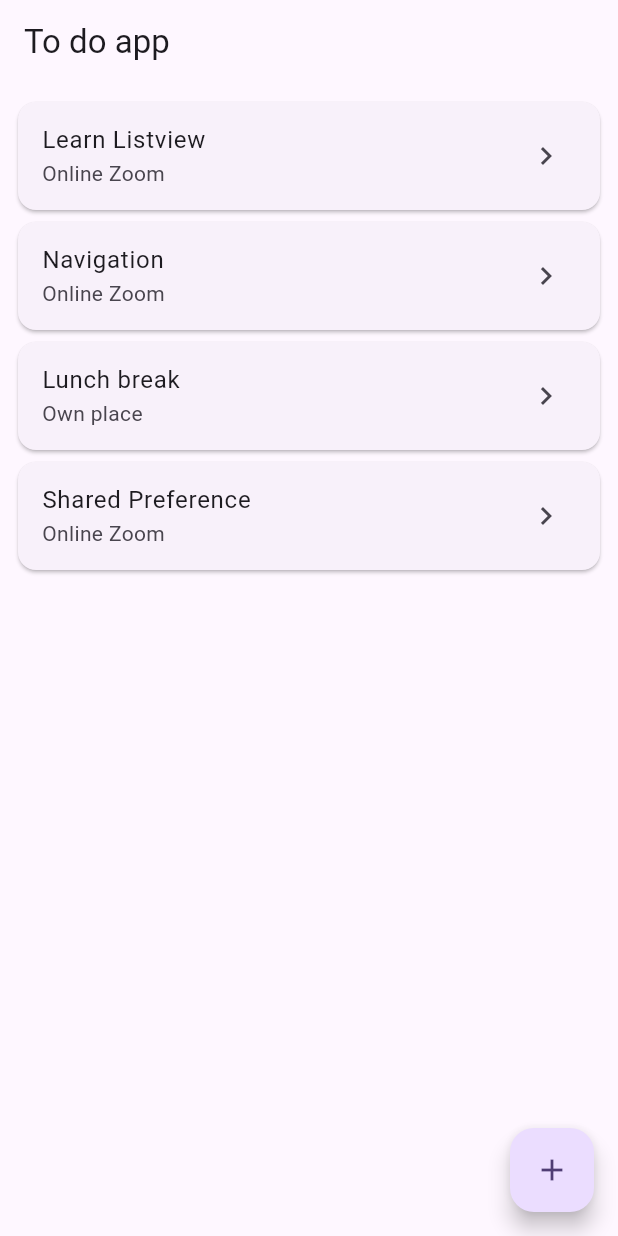
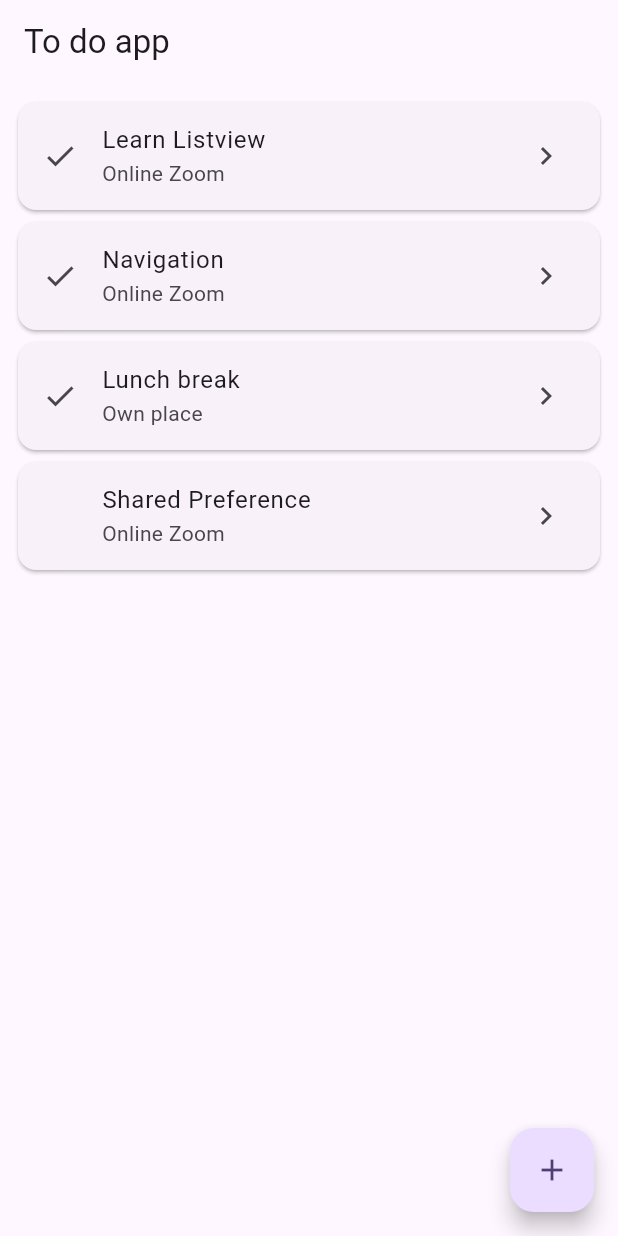
Before and after one commit to wanmuz86/todos_feb24, a Flutter app: the screen it shows after launch, on a phone screen of 412 x 824 dp. Run offline on Flutter 3.47's test engine with Material 3 defaults, Android fonts, the phone set to English and light mode, and no system bars.

Commit message:
add completed boolean in todo

```diff
--- a/lib/widgets/add.dart
+++ b/lib/widgets/add.dart
@@ -26,7 +26,8 @@ class AddPage extends StatelessWidget {
             var newItem = {
               "name":nameEditingController.text,
               "place":placeEditingContorller.text,
-              "description":descEditingController.text
+              "description":descEditingController.text,
+              "completed":false
             };
             // Return to previous page
             // 2) Pass the new item as second argument of navigator.pop
--- a/lib/widgets/detail.dart
+++ b/lib/widgets/detail.dart
@@ -2,7 +2,7 @@ import 'package:flutter/material.dart';
 
 class DetailPage extends StatelessWidget {
   // 1) Step 1 : Variable to store data from sender
-  Map<String,String> item;
+  Map<String,dynamic> item;
   int index;
 
   // 2) Create constructor with item is inside parameter
--- a/lib/widgets/home.dart
+++ b/lib/widgets/home.dart
@@ -11,26 +11,30 @@ class HomePage extends StatefulWidget {
 
 class _HomePageState extends State<HomePage> {
 
-  List<Map<String,String>> _todos = [
+  List<Map<String,dynamic>> _todos = [
     {
       "name":"Learn Listview",
       "place":"Online Zoom",
-      "description":"Listview, builder, Listtile, and Card"
+      "description":"Listview, builder, Listtile, and Card",
+      "completed":true
     },
     {
       "name":"Navigation",
       "place":"Online Zoom",
-      "description":"Basic navigation (push, pop), Pass data forward, pass data backward"
+      "description":"Basic navigation (push, pop), Pass data forward, pass data backward",
+      "completed":true
     },
     {
       "name":"Lunch break",
       "place":"Own place",
-      "description":"1h - 1h30 break depending on QnA"
+      "description":"1h - 1h30 break depending on QnA",
+      "completed":true
     },
     {
       "name":"Shared Preference",
       "place":"Online Zoom",
-      "description":"sharing and retrieving local data"
+      "description":"sharing and retrieving local data",
+      "completed":false
     }
   ];
 
@@ -56,6 +60,8 @@ class _HomePageState extends State<HomePage> {
             // );
             return Card(
               child: ListTile(
+
+                leading: _todos[index]["completed"] == true ? Icon(Icons.check) : SizedBox(),
                 title: Text(_todos[index]["name"]!),
                 subtitle: Text(_todos[index]["place"]!),
                 trailing: Icon(Icons.chevron_right),
```
